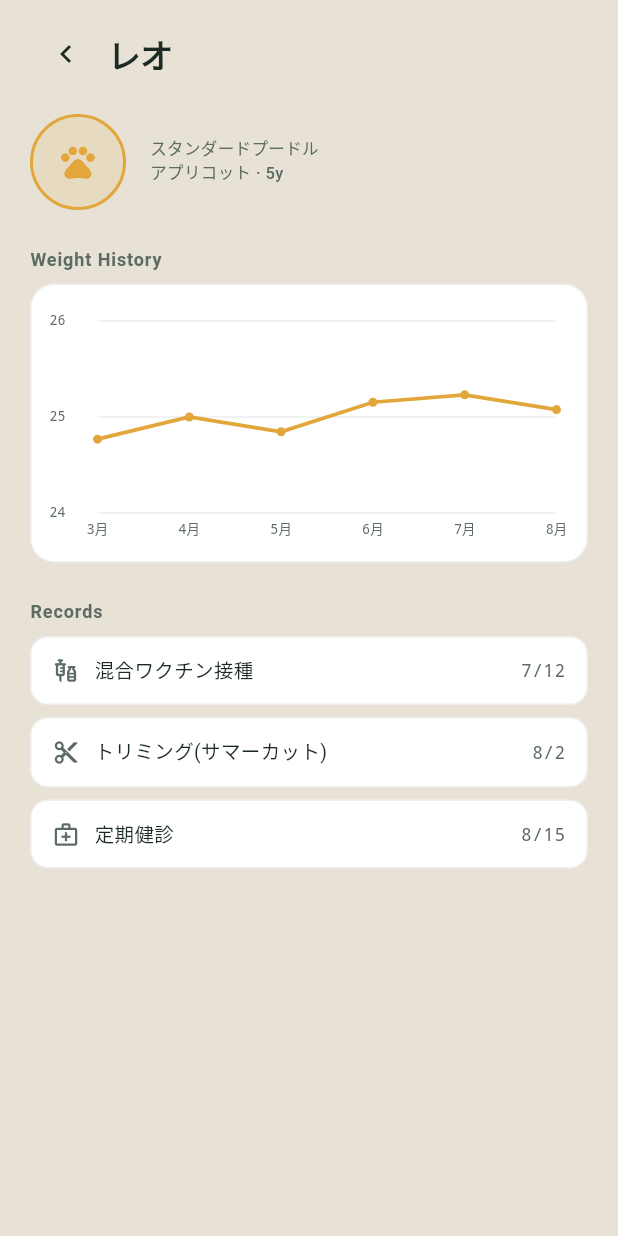
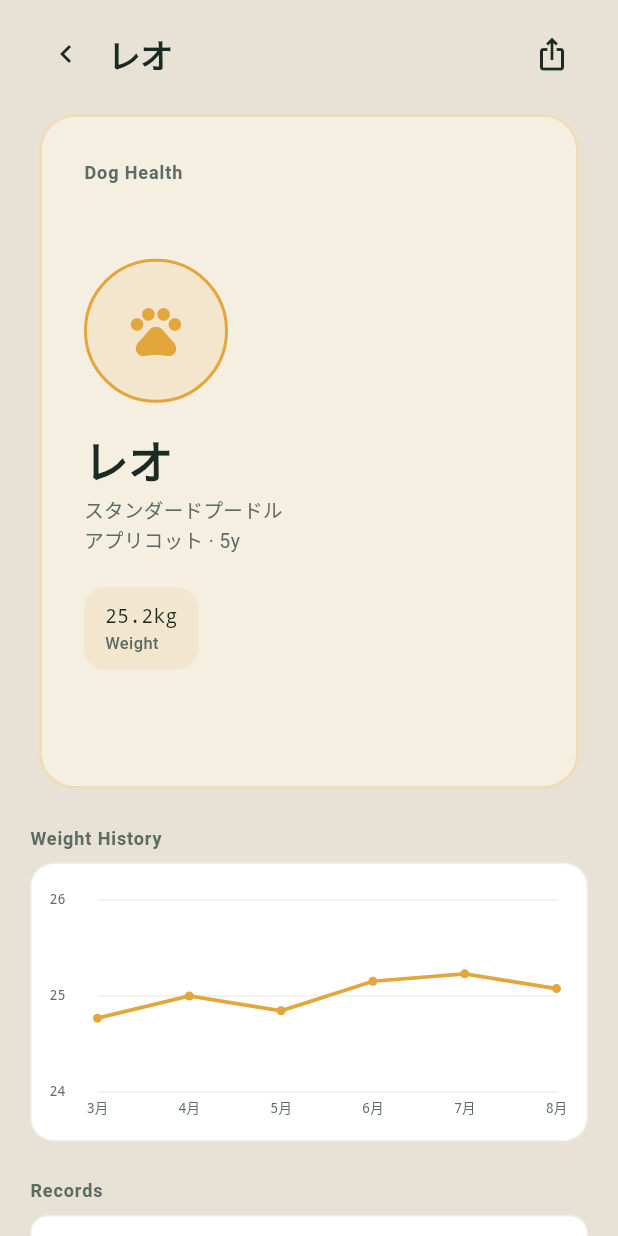
Before and after one commit to shogohida/dogapp_flutter, a Flutter app: the DogProfileScreen widget shown alone on an empty page, opened directly with sample values from the repository, on a phone screen of 412 x 824 dp. Run offline on Flutter 3.47's test engine with Material 3 defaults, Android fonts, the phone set to English and light mode, and no system bars; our stand-ins replace flutter_map, geolocator, image_picker, latlong2, share_plus; network calls fail.

Commit message:
Add profile card sharing via OS share sheet
Adds a DogShareCard widget captured as a PNG (RepaintBoundary) and
shared through share_plus, plus the widget test coverage for the
share flow.

Co-Authored-By: Claude Sonnet 5 <noreply@anthropic.com>

```diff
--- a/lib/l10n/app_en.arb
+++ b/lib/l10n/app_en.arb
@@ -20,7 +20,10 @@
 
   "dogsTitle": "Dogs",
   "weightHistory": "Weight History",
+  "currentWeight": "Weight",
   "recordsTitle": "Records",
+  "shareProfile": "Share profile",
+  "shareFailed": "Failed to share: {error}",
   "breedColorLine": "{breed} · {color}",
 
   "healthCheckTitle": "Health Check",
--- a/lib/l10n/app_ja.arb
+++ b/lib/l10n/app_ja.arb
@@ -30,7 +30,13 @@
 
   "dogsTitle": "犬たち",
   "weightHistory": "体重推移",
+  "currentWeight": "体重",
   "recordsTitle": "記録",
+  "shareProfile": "プロフィールをシェア",
+  "shareFailed": "シェアに失敗しました: {error}",
+  "@shareFailed": {
+    "placeholders": {"error": {"type": "String"}}
+  },
   "breedColorLine": "{breed} ・ {color}",
   "@breedColorLine": {
     "placeholders": {
--- a/lib/l10n/app_localizations.dart
+++ b/lib/l10n/app_localizations.dart
@@ -188,11 +188,29 @@ abstract class AppLocalizations {
   /// **'体重推移'**
   String get weightHistory;
 
+  /// No description provided for @currentWeight.
+  ///
+  /// In ja, this message translates to:
+  /// **'体重'**
+  String get currentWeight;
+
   /// No description provided for @recordsTitle.
   ///
   /// In ja, this message translates to:
   /// **'記録'**
   String get recordsTitle;
+
+  /// No description provided for @shareProfile.
+  ///
+  /// In ja, this message translates to:
+  /// **'プロフィールをシェア'**
+  String get shareProfile;
+
+  /// No description provided for @shareFailed.
+  ///
+  /// In ja, this message translates to:
+  /// **'シェアに失敗しました: {error}'**
+  String shareFailed(String error);
 
   /// No description provided for @breedColorLine.
   ///
--- a/lib/main.dart
+++ b/lib/main.dart
@@ -20,6 +20,7 @@ class DogHealthApp extends StatelessWidget {
   final DogappApiClient? apiClient;
   final Future<Uint8List?> Function(BuildContext context)? pickImage;
   final Future<XFile?> Function(BuildContext context)? pickVideo;
+  final Future<void> Function(Uint8List pngBytes, String dogName)? shareImage;
   final LocationService? locationService;
 
   const DogHealthApp({
@@ -27,6 +28,7 @@ class DogHealthApp extends StatelessWidget {
     this.apiClient,
     this.pickImage,
     this.pickVideo,
+    this.shareImage,
     this.locationService,
   });
 
@@ -44,6 +46,7 @@ class DogHealthApp extends StatelessWidget {
             client: apiClient, locationService: locationService),
         pickImage: pickImage,
         pickVideo: pickVideo,
+        shareImage: shareImage,
       ),
     );
   }
--- a/lib/screens/dogs_screen.dart
+++ b/lib/screens/dogs_screen.dart
@@ -1,8 +1,14 @@
+import 'dart:typed_data';
+import 'dart:ui' as ui;
+
 import 'package:flutter/material.dart';
+import 'package:flutter/rendering.dart';
 import '../l10n/app_localizations.dart';
 import '../models/dog.dart';
+import '../services/share_service.dart';
 import '../theme/app_theme.dart';
 import '../widgets/dog_avatar.dart';
+import '../widgets/dog_share_card.dart';
 import '../widgets/weight_chart.dart';
 
 /// 犬一覧・プロフィールをまとめて扱う画面。
@@ -11,7 +17,10 @@ import '../widgets/weight_chart.dart';
 class DogsTabScreen extends StatefulWidget {
   final List<Dog> dogs;
 
-  const DogsTabScreen({super.key, required this.dogs});
+  /// テストからプロフィールカードのシェア処理をフェイクに差し替えるために公開している。
+  final Future<void> Function(Uint8List pngBytes, String dogName)? shareImage;
+
+  const DogsTabScreen({super.key, required this.dogs, this.shareImage});
 
   @override
   State<DogsTabScreen> createState() => DogsTabScreenState();
@@ -32,7 +41,11 @@ class DogsTabScreenState extends State<DogsTabScreen> {
   Widget build(BuildContext context) {
     if (_selectedDogId != null) {
       final dog = widget.dogs.firstWhere((d) => d.id == _selectedDogId);
-      return DogProfileScreen(dog: dog, onBack: _back);
+      return DogProfileScreen(
+        dog: dog,
+        onBack: _back,
+        shareImage: widget.shareImage ?? shareDogProfileImage,
+      );
     }
     return DogsListScreen(
       dogs: widget.dogs,
@@ -94,14 +107,52 @@ class DogsListScreen extends StatelessWidget {
   }
 }
 
-class DogProfileScreen extends StatelessWidget {
+class DogProfileScreen extends StatefulWidget {
   final Dog dog;
   final VoidCallback onBack;
+  final Future<void> Function(Uint8List pngBytes, String dogName) shareImage;
 
-  const DogProfileScreen({super.key, required this.dog, required this.onBack});
+  const DogProfileScreen({
+    super.key,
+    required this.dog,
+    required this.onBack,
+    required this.shareImage,
+  });
+
+  @override
+  State<DogProfileScreen> createState() => _DogProfileScreenState();
+}
+
+class _DogProfileScreenState extends State<DogProfileScreen> {
+  final _shareCardKey = GlobalKey();
+  bool _sharing = false;
+
+  Future<void> _share() async {
+    final l10n = AppLocalizations.of(context)!;
+    setState(() => _sharing = true);
+    try {
+      final boundary = _shareCardKey.currentContext!.findRenderObject()
+          as RenderRepaintBoundary;
+      final image = await boundary.toImage(pixelRatio: 3);
+      final byteData = await image.toByteData(format: ui.ImageByteFormat.png);
+      await widget.shareImage(
+        byteData!.buffer.asUint8List(),
+        widget.dog.name,
+      );
+    } catch (e) {
+      if (mounted) {
+        ScaffoldMessenger.of(context).showSnackBar(
+          SnackBar(content: Text(l10n.shareFailed('$e'))),
+        );
+      }
+    } finally {
+      if (mounted) setState(() => _sharing = false);
+    }
+  }
 
   @override
   Widget build(BuildContext context) {
+    final dog = widget.dog;
     final l10n = AppLocalizations.of(context)!;
     return ListView(
       padding: const EdgeInsets.fromLTRB(20, 12, 20, 100),
@@ -109,29 +160,33 @@ class DogProfileScreen extends StatelessWidget {
         Row(
           children: [
             IconButton(
-              onPressed: onBack,
+              onPressed: widget.onBack,
               icon: const Icon(Icons.chevron_left, color: AppColors.ink),
               padding: EdgeInsets.zero,
               constraints: const BoxConstraints(),
             ),
             const SizedBox(width: 4),
-            Text(dog.name, style: AppText.display),
+            Expanded(child: Text(dog.name, style: AppText.display)),
+            IconButton(
+              key: const Key('shareProfileButton'),
+              onPressed: _sharing ? null : _share,
+              icon: _sharing
+                  ? const SizedBox(
+                      width: 18,
+                      height: 18,
+                      child: CircularProgressIndicator(strokeWidth: 2),
+                    )
+                  : const Icon(Icons.ios_share, color: AppColors.ink),
+              tooltip: l10n.shareProfile,
+            ),
           ],
         ),
         const SizedBox(height: 16),
-        Row(
-          children: [
-            DogAvatar(dog: dog, size: 64),
-            const SizedBox(width: 16),
-            Column(
-              crossAxisAlignment: CrossAxisAlignment.start,
-              children: [
-                Text(dog.breed, style: AppText.caption),
-                Text(l10n.dogInfoLine(dog.color, dog.ageInYears(2026)),
-                    style: AppText.caption),
-              ],
-            ),
-          ],
+        Center(
+          child: RepaintBoundary(
+            key: _shareCardKey,
+            child: DogShareCard(dog: dog),
+          ),
         ),
         const SizedBox(height: 24),
         Text(l10n.weightHistory, style: AppText.eyebrow),
--- /dev/null
+++ b/lib/widgets/dog_share_card.dart
@@ -0,0 +1,78 @@
+import 'package:flutter/material.dart';
+import '../l10n/app_localizations.dart';
+import '../models/dog.dart';
+import '../theme/app_theme.dart';
+import 'dog_avatar.dart';
+
+/// Instagram等にシェアする画像として書き出すための、犬プロフィールカード。
+/// 画面のスクロール領域とは別に、常に同じサイズ(4:5)で描画することで
+/// キャプチャした画像の見た目が実機の画面サイズに左右されないようにしている。
+class DogShareCard extends StatelessWidget {
+  final Dog dog;
+
+  const DogShareCard({super.key, required this.dog});
+
+  @override
+  Widget build(BuildContext context) {
+    final l10n = AppLocalizations.of(context)!;
+    return Container(
+      width: 360,
+      height: 450,
+      padding: const EdgeInsets.all(28),
+      decoration: BoxDecoration(
+        color: AppColors.paper,
+        borderRadius: BorderRadius.circular(24),
+        border: Border.all(color: dog.accent.withValues(alpha: 0.25), width: 2),
+      ),
+      child: Column(
+        crossAxisAlignment: CrossAxisAlignment.start,
+        children: [
+          Text(l10n.appTitle, style: AppText.eyebrow),
+          const Spacer(),
+          DogAvatar(dog: dog, size: 96),
+          const SizedBox(height: 20),
+          Text(dog.name, style: AppText.display.copyWith(fontSize: 30)),
+          const SizedBox(height: 6),
+          Text(dog.breed, style: AppText.bodySoft),
+          Text(l10n.dogInfoLine(dog.color, dog.ageInYears(2026)),
+              style: AppText.bodySoft),
+          const SizedBox(height: 20),
+          _StatChip(
+            label: l10n.currentWeight,
+            value: '${dog.latestWeightKg}kg',
+            accent: dog.accent,
+          ),
+          const Spacer(),
+        ],
+      ),
+    );
+  }
+}
+
+class _StatChip extends StatelessWidget {
+  final String label;
+  final String value;
+  final Color accent;
+
+  const _StatChip(
+      {required this.label, required this.value, required this.accent});
+
+  @override
+  Widget build(BuildContext context) {
+    return Container(
+      padding: const EdgeInsets.symmetric(horizontal: 14, vertical: 10),
+      decoration: BoxDecoration(
+        color: accent.withValues(alpha: 0.12),
+        borderRadius: BorderRadius.circular(14),
+      ),
+      child: Column(
+        crossAxisAlignment: CrossAxisAlignment.start,
+        mainAxisSize: MainAxisSize.min,
+        children: [
+          Text(value, style: AppText.mono),
+          Text(label, style: AppText.caption),
+        ],
+      ),
+    );
+  }
+}
--- a/pubspec.yaml
+++ b/pubspec.yaml
@@ -22,6 +22,9 @@ dependencies:
   geolocator: ^13.0.1
   flutter_map: ^7.0.2
   latlong2: ^0.9.1
+  # 犬プロフィールカードをOSの共有シート(Instagram等)経由でシェアするために使用。
+  share_plus: ^13.3.0
+  path_provider: ^2.1.6
 
 dev_dependencies:
   flutter_test:
```
Also changed, not shown: lib/l10n/app_localizations_en.dart (+11 -0 lines), lib/l10n/app_localizations_ja.dart (+11 -0 lines), lib/screens/main_shell.dart (+9 -1 lines), lib/services/share_service.dart (added, +19 -0 lines), pubspec.lock, 1 other file.
